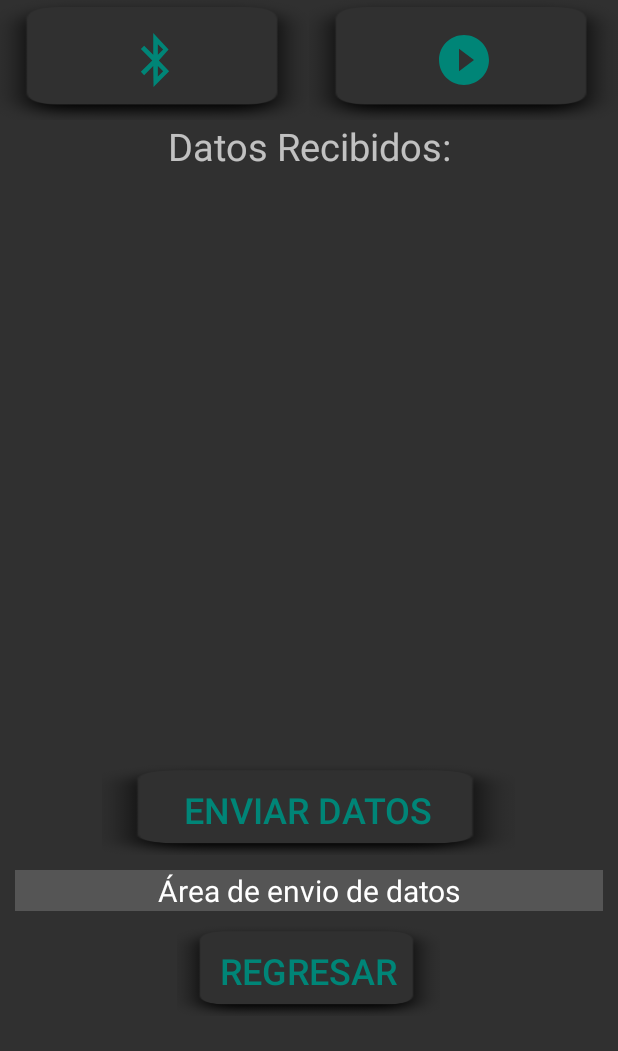
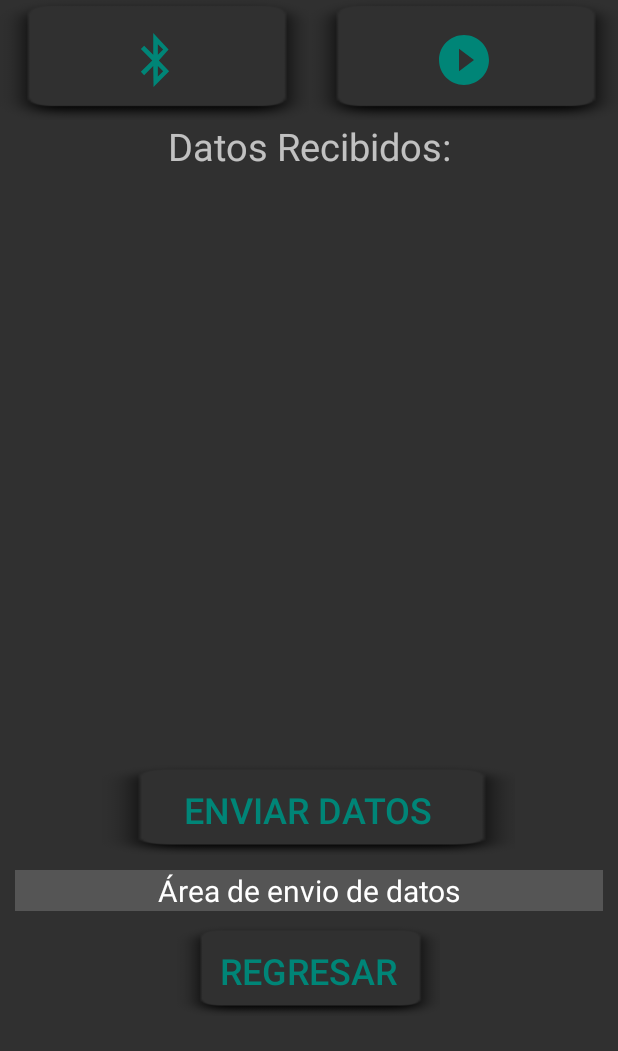
Before and after one commit to AlfredoArmenta/APPSTRESS, an Android app: the ConectarBluno screen opened directly, with no data from a screen before it, on a phone screen of 412 x 824 dp. Shown: the top 1051 px of the screen. Run offline under Robolectric (Android 15) with nearby library versions, the phone set to English and light mode, and no system bars; 4 statements that could not run were skipped.

Commit message:
diseno botones

```diff
--- /dev/null
+++ b/app/src/main/res/drawable/cambia_sombra.xml
@@ -0,0 +1,5 @@
+<?xml version="1.0" encoding="utf-8"?>
+<selector xmlns:android="http://schemas.android.com/apk/res/android">
+    <item android:drawable="@drawable/transparente" android:state_pressed="true" />
+    <item android:drawable="@drawable/sombra_fondo" android:state_pressed="false" />
+</selector>
--- a/app/src/main/res/layout/activity_bluno.xml
+++ b/app/src/main/res/layout/activity_bluno.xml
@@ -23,7 +23,7 @@
                 android:layout_width="wrap_content"
                 android:layout_height="@dimen/button_size_height_icon"
                 android:layout_weight="1"
-                android:background="@drawable/shadow"
+                android:background="@drawable/cambia_sombra"
                 android:contentDescription="@string/estados_de_la_conexion_con_la_pulsera"
                 android:src="@drawable/ic_estado_scan"
                 android:text="@string/texto_bluno_conectar_scan"
@@ -35,7 +35,7 @@
                 android:layout_width="wrap_content"
                 android:layout_height="@dimen/button_size_height_icon"
                 android:layout_weight="1"
-                android:background="@drawable/shadow"
+                android:background="@drawable/cambia_sombra"
                 android:contentDescription="@string/comenzar_terminar_proceso_bluno"
                 android:onClick="animar"
                 android:src="@drawable/ic_comienza_monitoreo"
@@ -77,7 +77,7 @@
             android:layout_width="@dimen/button_size_width_extended"
             android:layout_height="@dimen/button_size_height_text"
             android:layout_marginBottom="@dimen/margin"
-            android:background="@drawable/shadow"
+            android:background="@drawable/cambia_sombra"
             android:text="@string/text_button_bluno_conectar_send_data"
             android:textColor="@color/colorPrimary"
             android:textSize="@dimen/text_size_bluno_conectar" />
@@ -104,7 +104,7 @@
             android:layout_width="@dimen/button_size_width_normal"
             android:layout_height="@dimen/button_size_height_text"
             android:layout_marginBottom="@dimen/margin"
-            android:background="@drawable/shadow"
+            android:background="@drawable/cambia_sombra"
             android:text="@string/regresar"
             android:textColor="@color/colorPrimary"
             android:textSize="@dimen/text_size_bluno_conectar" />
--- a/app/src/main/res/layout/activity_inicio_sesion.xml
+++ b/app/src/main/res/layout/activity_inicio_sesion.xml
@@ -96,7 +96,7 @@
                 android:layout_marginTop="@dimen/margin"
                 android:layout_marginEnd="@dimen/margin"
                 android:layout_marginBottom="@dimen/margin"
-                android:background="@drawable/shadow"
+                android:background="@drawable/cambia_sombra"
                 android:textColor="@color/colorPrimary"
                 android:text="@string/ingresar"
                 android:textSize="@dimen/text_size_bluno_conectar"
@@ -110,7 +110,7 @@
                 android:layout_marginTop="@dimen/margin"
                 android:layout_marginEnd="@dimen/margin"
                 android:layout_marginBottom="@dimen/margin"
-                android:background="@drawable/shadow"
+                android:background="@drawable/cambia_sombra"
                 android:textColor="@color/colorPrimary"
                 android:onClick="Registrar"
                 android:text="@string/registrar"
--- a/app/src/main/res/layout/activity_recuperar_password.xml
+++ b/app/src/main/res/layout/activity_recuperar_password.xml
@@ -128,7 +128,7 @@
             android:layout_marginTop="@dimen/margin"
             android:layout_marginEnd="@dimen/margin"
             android:layout_marginBottom="@dimen/margin"
-            android:background="@drawable/shadow"
+            android:background="@drawable/cambia_sombra"
             android:onClick="Aceptar"
             android:text="@string/Aceptar"
             android:textColor="@color/colorPrimary"
--- a/app/src/main/res/layout/activity_registro.xml
+++ b/app/src/main/res/layout/activity_registro.xml
@@ -227,7 +227,7 @@
                 android:layout_height="@dimen/button_size_height_text"
                 android:layout_marginStart="@dimen/margin"
                 android:layout_marginEnd="@dimen/margin"
-                android:background="@drawable/shadow"
+                android:background="@drawable/cambia_sombra"
                 android:onClick="Registrar"
                 android:text="@string/registrar"
                 android:textColor="@color/colorPrimary"
@@ -238,7 +238,7 @@
                 android:layout_height="@dimen/button_size_height_text"
                 android:layout_marginStart="@dimen/margin"
                 android:layout_marginEnd="@dimen/margin"
-                android:background="@drawable/shadow"
+                android:background="@drawable/cambia_sombra"
                 android:onClick="Cancelar"
                 android:text="@string/cancelar"
                 android:textColor="@color/colorPrimary"
--- a/app/src/main/res/layout/fragment_cuenta.xml
+++ b/app/src/main/res/layout/fragment_cuenta.xml
@@ -206,7 +206,7 @@
             android:id="@+id/CFAplicar"
             android:layout_width="@dimen/button_size_width_normal"
             android:layout_height="@dimen/button_size_height_text"
-            android:background="@drawable/shadow"
+            android:background="@drawable/cambia_sombra"
             android:textColor="@color/colorPrimary"
             android:layout_marginStart="@dimen/margin"
             android:layout_marginTop="@dimen/margin"
--- a/app/src/main/res/layout/fragment_eliminar.xml
+++ b/app/src/main/res/layout/fragment_eliminar.xml
@@ -26,7 +26,7 @@
             android:id="@+id/CEliminar"
             android:layout_width="@dimen/button_size_width_extended"
             android:layout_height="@dimen/button_size_height_text"
-            android:background="@drawable/shadow"
+            android:background="@drawable/cambia_sombra"
             android:textColor="@color/colorPrimary"
             android:layout_marginStart="@dimen/margin"
             android:layout_marginTop="@dimen/margin"
```
Also changed, not shown: app/src/main/java/com/example/estres2/Bluetooth/ConectarBluno.java (+7 -0 lines), app/src/main/res/drawable/shadow.png (deleted), app/src/main/res/drawable/sombra_fondo.png (added), app/src/main/res/drawable/transparente.png (added).
